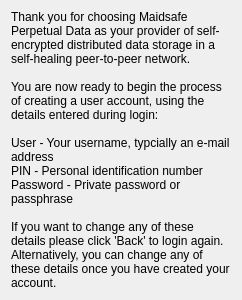
Qt form src/qt/ui/create_page_welcome.ui (maidsafe-archive/MaidSafe-Encrypt) before a commit.
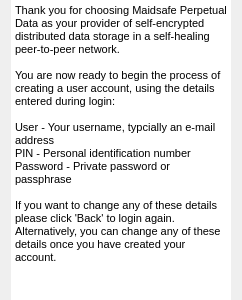
The same form after that commit.

```diff
--- a/src/qt/ui/create_page_welcome.ui
+++ b/src/qt/ui/create_page_welcome.ui
@@ -14,21 +14,31 @@
    <string/>
   </property>
   <layout class="QVBoxLayout" name="verticalLayout">
+   <property name="topMargin">
+    <number>0</number>
+   </property>
+   <property name="bottomMargin">
+    <number>0</number>
+   </property>
    <item>
-    <widget class="QLabel" name="label">
-     <property name="text">
-      <string>Thank you for choosing Maidsafe Perpetual Data as your provider of self-encrypted distributed data storage in a self-healing peer-to-peer network.
-
-You are now ready to begin the process of creating a user account, using the details entered during login:
-
-User - Your username, typcially an e-mail address
-PIN - Personal identification number
-Password - Private password or passphrase
-
-If you want to change any of these details please click 'Back' to login again. Alternatively, you can change any of these details once you have created your account.</string>
+    <widget class="QTextEdit" name="textEdit">
+     <property name="frameShape">
+      <enum>QFrame::NoFrame</enum>
      </property>
-     <property name="wordWrap">
-      <bool>true</bool>
+     <property name="html">
+      <string>&lt;!DOCTYPE HTML PUBLIC &quot;-//W3C//DTD HTML 4.0//EN&quot; &quot;http://www.w3.org/TR/REC-html40/strict.dtd&quot;&gt;
+&lt;html&gt;&lt;head&gt;&lt;meta name=&quot;qrichtext&quot; content=&quot;1&quot; /&gt;&lt;style type=&quot;text/css&quot;&gt;
+p, li { white-space: pre-wrap; }
+&lt;/style&gt;&lt;/head&gt;&lt;body style=&quot; font-family:'MS Shell Dlg 2'; font-size:8.25pt; font-weight:400; font-style:normal;&quot;&gt;
+&lt;p style=&quot; margin-top:0px; margin-bottom:0px; margin-left:0px; margin-right:0px; -qt-block-indent:0; text-indent:0px;&quot;&gt;&lt;span style=&quot; font-size:8pt;&quot;&gt;Thank you for choosing Maidsafe Perpetual Data as your provider of self-encrypted distributed data storage in a self-healing peer-to-peer network.&lt;/span&gt;&lt;/p&gt;
+&lt;p style=&quot;-qt-paragraph-type:empty; margin-top:0px; margin-bottom:0px; margin-left:0px; margin-right:0px; -qt-block-indent:0; text-indent:0px; font-size:8pt;&quot;&gt;&lt;/p&gt;
+&lt;p style=&quot; margin-top:0px; margin-bottom:0px; margin-left:0px; margin-right:0px; -qt-block-indent:0; text-indent:0px;&quot;&gt;&lt;span style=&quot; font-size:8pt;&quot;&gt;You are now ready to begin the process of creating a user account, using the details entered during login:&lt;/span&gt;&lt;/p&gt;
+&lt;p style=&quot;-qt-paragraph-type:empty; margin-top:0px; margin-bottom:0px; margin-left:0px; margin-right:0px; -qt-block-indent:0; text-indent:0px; font-size:8pt;&quot;&gt;&lt;/p&gt;
+&lt;p style=&quot; margin-top:0px; margin-bottom:0px; margin-left:0px; margin-right:0px; -qt-block-indent:0; text-indent:0px;&quot;&gt;&lt;span style=&quot; font-size:8pt;&quot;&gt;User - Your username, typcially an e-mail address&lt;/span&gt;&lt;/p&gt;
+&lt;p style=&quot; margin-top:0px; margin-bottom:0px; margin-left:0px; margin-right:0px; -qt-block-indent:0; text-indent:0px;&quot;&gt;&lt;span style=&quot; font-size:8pt;&quot;&gt;PIN - Personal identification number&lt;/span&gt;&lt;/p&gt;
+&lt;p style=&quot; margin-top:0px; margin-bottom:0px; margin-left:0px; margin-right:0px; -qt-block-indent:0; text-indent:0px;&quot;&gt;&lt;span style=&quot; font-size:8pt;&quot;&gt;Password - Private password or passphrase&lt;/span&gt;&lt;/p&gt;
+&lt;p style=&quot;-qt-paragraph-type:empty; margin-top:0px; margin-bottom:0px; margin-left:0px; margin-right:0px; -qt-block-indent:0; text-indent:0px; font-size:8pt;&quot;&gt;&lt;/p&gt;
+&lt;p style=&quot; margin-top:0px; margin-bottom:0px; margin-left:0px; margin-right:0px; -qt-block-indent:0; text-indent:0px;&quot;&gt;&lt;span style=&quot; font-size:8pt;&quot;&gt;If you want to change any of these details please click 'Back' to login again. Alternatively, you can change any of these details once you have created your account.&lt;/span&gt;&lt;/p&gt;&lt;/body&gt;&lt;/html&gt;</string>
      </property>
     </widget>
    </item>
```
